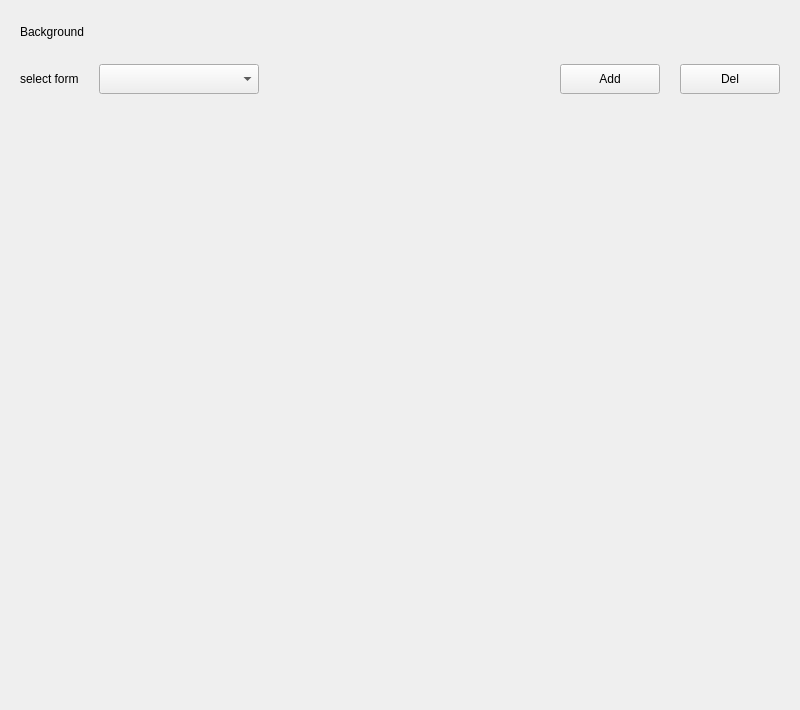
Qt form plugins/personalized/wallpaper/wallpaper.ui (ukui/ukui-control-center) before a commit.
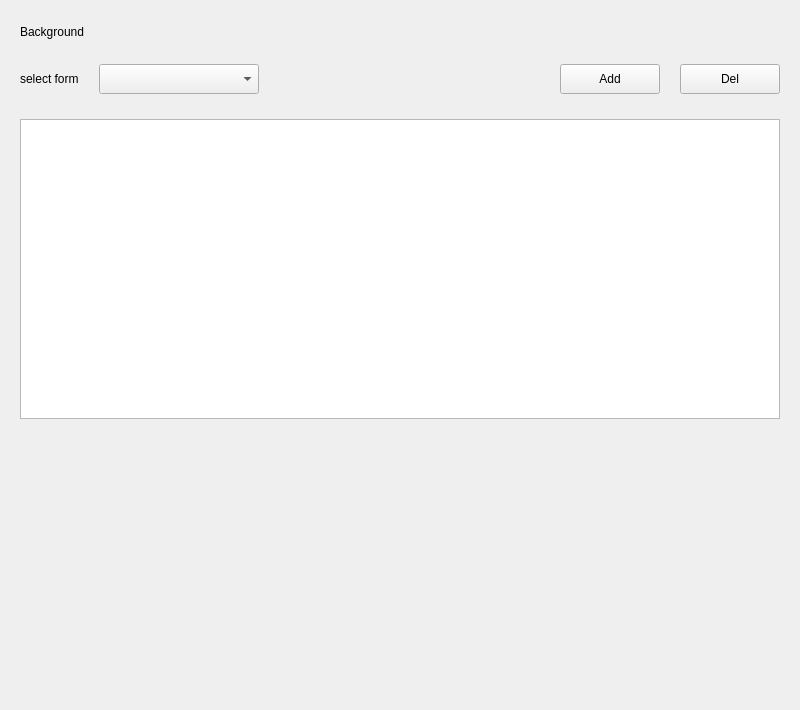
The same form after that commit. The open tabs and pages were chosen to show the change.

Commit message: [hebing]  * 双屏情况下,切换两次当前显示器后,方向功能异常问题修复  * 双屏情况下,镜像模式前后,界面刷新逻辑优化  * 增加纯色壁纸功能框架

Diff of the .ui file:
```diff
--- a/plugins/personalized/wallpaper/wallpaper.ui
+++ b/plugins/personalized/wallpaper/wallpaper.ui
@@ -285,7 +285,54 @@
            </item>
           </layout>
          </widget>
-         <widget class="QWidget" name="color"/>
+         <widget class="QWidget" name="color">
+          <layout class="QVBoxLayout" name="verticalLayout_6">
+           <property name="spacing">
+            <number>25</number>
+           </property>
+           <property name="leftMargin">
+            <number>0</number>
+           </property>
+           <property name="topMargin">
+            <number>0</number>
+           </property>
+           <property name="rightMargin">
+            <number>0</number>
+           </property>
+           <property name="bottomMargin">
+            <number>0</number>
+           </property>
+           <item>
+            <widget class="QListWidget" name="colorListWidget">
+             <property name="minimumSize">
+              <size>
+               <width>0</width>
+               <height>300</height>
+              </size>
+             </property>
+             <property name="maximumSize">
+              <size>
+               <width>16777215</width>
+               <height>300</height>
+              </size>
+             </property>
+            </widget>
+           </item>
+           <item>
+            <spacer name="verticalSpacer_2">
+             <property name="orientation">
+              <enum>Qt::Vertical</enum>
+             </property>
+             <property name="sizeHint" stdset="0">
+              <size>
+               <width>20</width>
+               <height>40</height>
+              </size>
+             </property>
+            </spacer>
+           </item>
+          </layout>
+         </widget>
          <widget class="QWidget" name="slideshow"/>
         </widget>
        </item>
```
Left out of the diff: 2 changed lines with no effect on the pictures. The commit also changes 6 other files.
